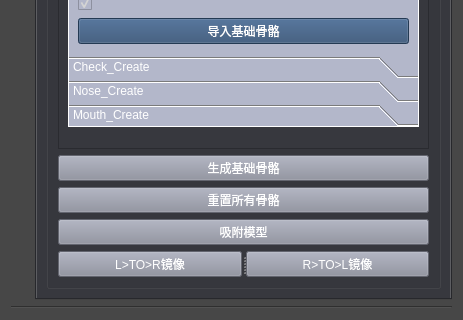
Old version of the form plugin_rig/customui/facerig.ui in the repository wowodeacha/plugin; both pictures show x 0 to 463 and y 328 to 648 of the 463 by 648 pixel window.
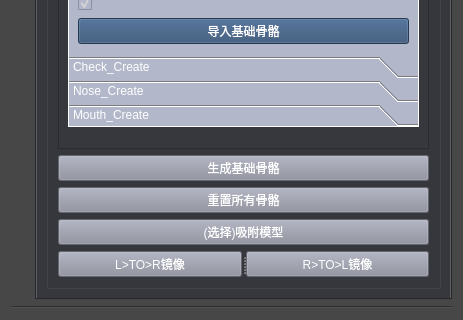
New version of the form.

Commit message: add snap close obj

Patch:
```diff
--- a/plugin_rig/customui/facerig.ui
+++ b/plugin_rig/customui/facerig.ui
@@ -480,7 +480,7 @@
                <string notr="true">background-color: rgb(138, 141, 156);</string>
               </property>
               <property name="text">
-               <string>吸附模型</string>
+               <string>(选择)吸附模型</string>
               </property>
              </widget>
             </item>
```
The commit also changes 2 other files.
